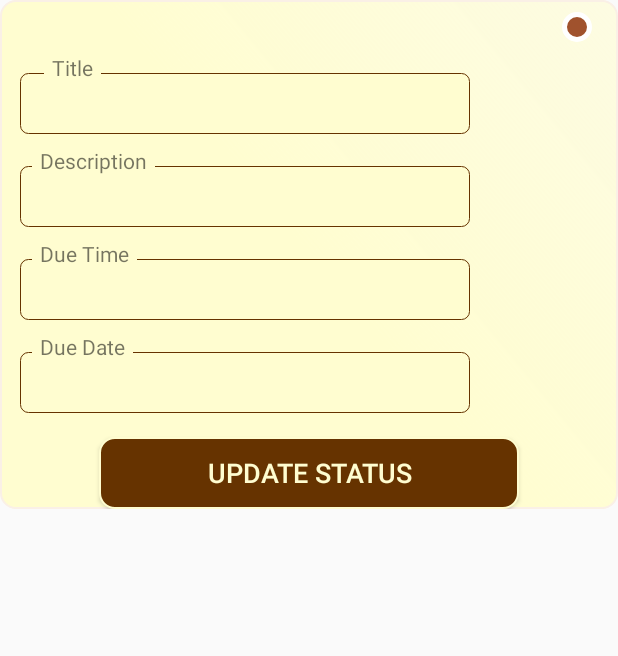
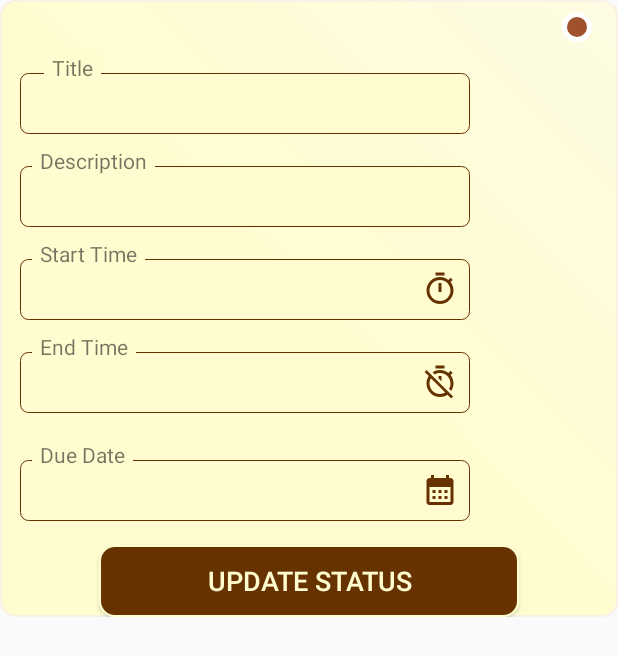
Before and after one commit to Dalton-47/Task-Management-Application, an Android app: the layout recyclerview_tasks_layout.xml on its own in the app's theme, with its tools: preview values and no code run, on a phone screen of 412 x 824 dp. Shown: the top 656 px of the screen. Run offline under Robolectric (Android 15) with nearby library versions, the phone set to English and light mode, and no system bars.

```diff
--- a/app/build.gradle
+++ b/app/build.gradle
@@ -45,6 +45,8 @@ dependencies {
     implementation 'com.google.firebase:firebase-auth-ktx:22.0.0'
     implementation 'com.google.android.gms:play-services-maps:18.1.0'
     implementation 'com.google.firebase:firebase-storage:20.0.1'
+    implementation 'com.google.firebase:firebase-messaging:23.0.3'
+    implementation 'com.google.firebase:firebase-functions:20.0.2'
     testImplementation 'junit:junit:4.13.2'
     androidTestImplementation 'androidx.test.ext:junit:1.1.5'
     androidTestImplementation 'androidx.test.espresso:espresso-core:3.5.1'
--- a/app/src/main/AndroidManifest.xml
+++ b/app/src/main/AndroidManifest.xml
@@ -10,6 +10,8 @@
     <uses-permission android:name="android.permission.ACCESS_NETWORK_STATE" />
     <uses-permission android:name="android.permission.GET_ACCOUNTS" />
     <uses-permission android:name="android.permission.ACCESS_FINE_LOCATION" />
+    <uses-permission android:name="android.permission.VIBRATE" />
+    <uses-permission android:name="android.permission.WAKE_LOCK" />
     <uses-permission android:name="android.permission.ACCESS_COARSE_LOCATION" />
     <uses-permission android:name="android.permission.USE_CREDENTIALS" />
 
--- a/app/src/main/java/com/example/luna/Create_Event.java
+++ b/app/src/main/java/com/example/luna/Create_Event.java
@@ -66,6 +66,7 @@ public class Create_Event extends AppCompatActivity implements OnMapReadyCallbac
             "Select Category",
             "Work",
             "Fitness",
+            "School",
             "Finance",
             "Personal",
 
--- a/app/src/main/java/com/example/luna/Search_Task.java
+++ b/app/src/main/java/com/example/luna/Search_Task.java
@@ -53,6 +53,10 @@ public class Search_Task extends AppCompatActivity {
 
         LinearLayoutManager myLayout=new LinearLayoutManager(this);
         searchTaskRecyclerView.setLayoutManager(myLayout);
+
+        // Add item decoration to the RecyclerView
+        int spacingInPixels = getResources().getDimensionPixelSize(R.dimen.item_spacing); // Adjust the spacing size as per your requirement
+        searchTaskRecyclerView.addItemDecoration(new RecyclerViewItemDecorationClass(this, spacingInPixels) );
 
         // Get the current date to set as the default selected date in the DatePicker
         Calendar calendar = Calendar.getInstance();
--- a/app/src/main/java/com/example/luna/Track_Tasks_Activity.java
+++ b/app/src/main/java/com/example/luna/Track_Tasks_Activity.java
@@ -109,11 +109,12 @@ public class Track_Tasks_Activity extends AppCompatActivity {
 
 
         PieDataSet dataSet = new PieDataSet(entries, "");
-        dataSet.setColors(Color.GREEN, Color.RED, Color.YELLOW,Color.BLUE,Color.MAGENTA);
+        dataSet.setColors(Color.GREEN, Color.BLUE, Color.YELLOW, Color.RED, Color.parseColor("#800080"));
 
         PieData pieData = new PieData(dataSet);
         pieData.setDrawValues(true); //set to true if you want numbers and values to be displayed on the pie chart
-        pieData.setValueTextSize(12f);
+        pieData.setValueTextSize(18f);
+      //  pieData.setValueTextColor(Color.WHITE);
 
         chart.setData(pieData);
         chart.invalidate();
--- a/app/src/main/res/layout/activity_create_task.xml
+++ b/app/src/main/res/layout/activity_create_task.xml
@@ -156,11 +156,11 @@
                         android:layout_width="300dp"
                         android:layout_height="48dp"
                         android:layout_marginStart="8dp"
-                        android:layout_marginTop="85dp"
+                        android:layout_marginTop="16dp"
                         android:popupBackground="@drawable/textview_background"
                         android:textAlignment="center"
                         app:layout_constraintStart_toStartOf="parent"
-                        app:layout_constraintTop_toBottomOf="@+id/textViewCreateTaskStartTime" />
+                        app:layout_constraintTop_toBottomOf="@+id/textViewCreateTaskEndTime" />
 
                     <Button
                         android:id="@+id/buttonCreateTaskSave"
--- a/app/src/main/res/layout/recyclerview_tasks_layout.xml
+++ b/app/src/main/res/layout/recyclerview_tasks_layout.xml
@@ -88,17 +88,18 @@
                     android:elevation="0.1dp"
                     android:paddingStart="5dp"
                     android:paddingEnd="5dp"
-                    android:text="Due Time"
+                    android:text="Start Time"
                     app:layout_constraintStart_toStartOf="parent"
                     app:layout_constraintTop_toBottomOf="@+id/textViewTaskDescription_REC" />
 
                 <TextView
-                    android:id="@+id/textViewTaskDueTime_REC"
+                    android:id="@+id/textViewTaskStartTime_REC"
                     android:layout_width="300dp"
                     android:layout_height="wrap_content"
                     android:layout_marginStart="8dp"
                     android:layout_marginTop="-6dp"
                     android:background="@drawable/textview_background"
+                    android:drawableRight="@drawable/baseline_start_timer_24"
                     android:padding="8dp"
                     android:textColor="#663300"
                     android:textSize="18sp"
@@ -110,14 +111,14 @@
                     android:layout_width="wrap_content"
                     android:layout_height="wrap_content"
                     android:layout_marginStart="16dp"
-                    android:layout_marginTop="8dp"
+                    android:layout_marginTop="80dp"
                     android:background="#FFFDD0"
                     android:elevation="0.1dp"
                     android:paddingStart="5dp"
                     android:paddingEnd="5dp"
                     android:text="Due Date"
                     app:layout_constraintStart_toStartOf="parent"
-                    app:layout_constraintTop_toBottomOf="@+id/textViewTaskDueTime_REC" />
+                    app:layout_constraintTop_toBottomOf="@+id/textViewTaskStartTime_REC" />
 
                 <TextView
                     android:id="@+id/textViewTaskDueDate_REC"
@@ -126,6 +127,7 @@
                     android:layout_marginStart="8dp"
                     android:layout_marginTop="-6dp"
                     android:background="@drawable/textview_background"
+                    android:drawableRight="@drawable/baseline_calendar_month_24"
                     android:padding="8dp"
                     android:textColor="#663300"
                     android:textSize="18sp"
@@ -164,6 +166,34 @@
                     android:background="@drawable/navy_blue_circle"
                     app:layout_constraintEnd_toStartOf="@+id/textViewTaskStatus_REC"
                     app:layout_constraintTop_toTopOf="parent" />
+
+                <TextView
+                    android:id="@+id/textViewTaskEndTime_REC"
+                    android:layout_width="300dp"
+                    android:layout_height="wrap_content"
+                    android:layout_marginStart="8dp"
+                    android:layout_marginTop="-6dp"
+                    android:background="@drawable/textview_background"
+                    android:drawableRight="@drawable/baseline_end_timer_off_24"
+                    android:padding="8dp"
+                    android:textColor="#663300"
+                    android:textSize="18sp"
+                    app:layout_constraintStart_toStartOf="parent"
+                    app:layout_constraintTop_toBottomOf="@+id/textView26" />
+
+                <TextView
+                    android:id="@+id/textView26"
+                    android:layout_width="wrap_content"
+                    android:layout_height="wrap_content"
+                    android:layout_marginStart="16dp"
+                    android:layout_marginTop="8dp"
+                    android:background="#FFFDD0"
+                    android:paddingStart="5dp"
+                    android:paddingEnd="5dp"
+                    android:text="End Time"
+                    app:layout_constraintStart_toStartOf="parent"
+                    app:layout_constraintTop_toBottomOf="@+id/textViewTaskStartTime_REC" />
+
             </androidx.constraintlayout.widget.ConstraintLayout>
         </RelativeLayout>
 
```
Also changed, not shown: app/src/main/java/com/example/luna/Create_Task.java (+59 -5 lines), app/src/main/java/com/example/luna/TaskReminderReceiver.java (added, +38 -0 lines), app/src/main/java/com/example/luna/Task_Adapter.java (+15 -7 lines), app/src/main/java/com/example/luna/myTasks_adapter.java (+5 -3 lines), app/src/main/res/layout/activity_track_tasks.xml (+10 -7 lines), app/src/main/res/layout/search_task_activity.xml (+17 -6 lines), app/src/main/res/layout/search_tasks_layout.xml (+33 -4 lines).
